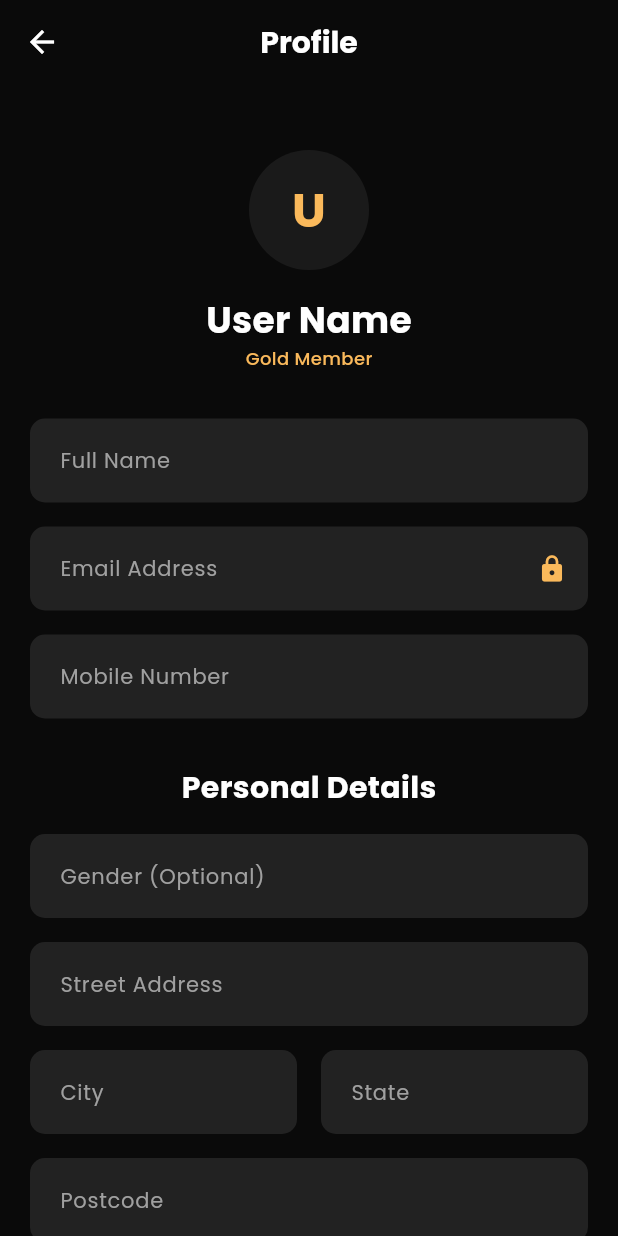
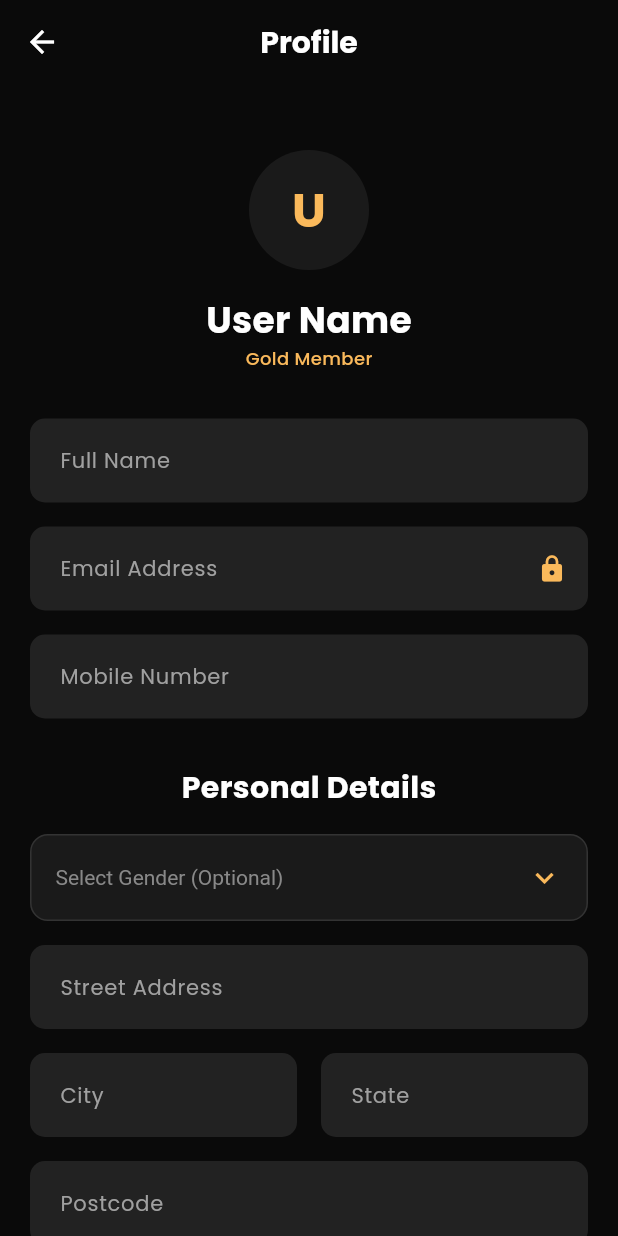
Before and after one commit to Shanny-dot/rrc_app, a Flutter app: the ProfileScreen screen opened directly, on a phone screen of 412 x 824 dp. Run offline on Flutter 3.47's test engine with Material 3 defaults, Android fonts, the light colour scheme and no system bars; our stand-ins replace cached_network_image, flutter_contacts, flutter_secure_storage, google_fonts; missing offline and left inert: mobile_scanner; accounts and stored records are empty; network calls fail.

Commit message:
Add selection options for Gender and Occupancy, update package namespace and API timeouts

```diff
--- a/lib/screens/dashboard_screens.dart
+++ b/lib/screens/dashboard_screens.dart
@@ -1290,7 +1290,18 @@ class _ProfileScreenState extends State<ProfileScreen> {
 
             Text('Personal Details', style: AppTextStyles.h3),
             const SizedBox(height: 16),
-            DarkTextField(hint: 'Gender (Optional)', controller: _genderCtrl),
+            DarkDropdownField(
+              hint: 'Select Gender (Optional)',
+              value: _genderCtrl.text.isNotEmpty ? _genderCtrl.text : null,
+              items: const ['Male', 'Female', 'Non-Binary', 'Other', 'Prefer not to say'],
+              onChanged: (val) {
+                if (val != null) {
+                  setState(() {
+                    _genderCtrl.text = val;
+                  });
+                }
+              },
+            ),
             const SizedBox(height: 16),
             DarkTextField(hint: 'Street Address', controller: _addressCtrl),
             const SizedBox(height: 16),
@@ -1309,7 +1320,18 @@ class _ProfileScreenState extends State<ProfileScreen> {
             const SizedBox(height: 16),
             DarkTextField(hint: 'Industry', controller: _industryCtrl),
             const SizedBox(height: 16),
-            DarkTextField(hint: 'Home Ownership Status', controller: _homeOwnershipCtrl),
+            DarkDropdownField(
+              hint: 'Select Occupancy / Home Ownership',
+              value: _homeOwnershipCtrl.text.isNotEmpty ? _homeOwnershipCtrl.text : null,
+              items: const ['Owner Occupier', 'Mortgage', 'Renting', 'Living with Family', 'Other'],
+              onChanged: (val) {
+                if (val != null) {
+                  setState(() {
+                    _homeOwnershipCtrl.text = val;
+                  });
+                }
+              },
+            ),
             const SizedBox(height: 16),
             DarkTextField(hint: 'Annual Income Range', controller: _annualIncomeCtrl),
 
@@ -1418,3 +1440,49 @@ class _QRScannerScreenState extends State<QRScannerScreen> {
     );
   }
 }
+
+class DarkDropdownField extends StatelessWidget {
+  final String hint;
+  final String? value;
+  final List<String> items;
+  final ValueChanged<String?> onChanged;
+
+  const DarkDropdownField({
+    Key? key,
+    required this.hint,
+    required this.value,
+    required this.items,
+    required this.onChanged,
+  }) : super(key: key);
+
+  @override
+  Widget build(BuildContext context) {
+    final currentValue = (value != null && items.contains(value)) ? value : null;
+
+    return Container(
+      padding: const EdgeInsets.symmetric(horizontal: 16, vertical: 4),
+      decoration: BoxDecoration(
+        color: AppColors.surfaceCard,
+        borderRadius: BorderRadius.circular(12),
+        border: Border.all(color: const Color(0xFF333333)),
+      ),
+      child: DropdownButtonHideUnderline(
+        child: DropdownButton<String>(
+          value: currentValue,
+          hint: Text(hint, style: const TextStyle(color: Color(0xFF888888), fontSize: 14)),
+          isExpanded: true,
+          dropdownColor: const Color(0xFF1E1E1E),
+          icon: const Icon(Icons.keyboard_arrow_down, color: AppColors.primaryGold),
+          style: const TextStyle(color: Colors.white, fontSize: 14),
+          items: items.map((String item) {
+            return DropdownMenuItem<String>(
+              value: item,
+              child: Text(item, style: const TextStyle(color: Colors.white)),
+            );
+          }).toList(),
+          onChanged: onChanged,
+        ),
+      ),
+    );
+  }
+}
--- a/lib/screens/registration/registration_step_1.dart
+++ b/lib/screens/registration/registration_step_1.dart
@@ -118,7 +118,7 @@ class _RegistrationStep1State extends State<RegistrationStep1> {
                       CustomDropdown(
                         label: 'Gender',
                         isRequired: true,
-                        items: const ['Male', 'Female', 'Other', 'Prefer not to say'],
+                        items: const ['Male', 'Female', 'Non-Binary', 'Other', 'Prefer not to say'],
                         value: _selectedGender,
                         onChanged: (val) {
                           setState(() {
--- a/lib/screens/registration/registration_step_3.dart
+++ b/lib/screens/registration/registration_step_3.dart
@@ -143,9 +143,9 @@ class _RegistrationStep3State extends State<RegistrationStep3> {
                       ),
                       const SizedBox(height: 16),
                       CustomDropdown(
-                        label: 'Home Ownership',
+                        label: 'Occupancy / Home Ownership',
                         isRequired: true,
-                        items: const ['Own Outright', 'Mortgage', 'Renting', 'Living with parents', 'Other'],
+                        items: const ['Owner Occupier', 'Mortgage', 'Renting', 'Living with Family', 'Other'],
                         value: _homeOwnership,
                         onChanged: (val) {
                           setState(() {
--- a/lib/services/api_service.dart
+++ b/lib/services/api_service.dart
@@ -60,10 +60,10 @@ class ApiService {
     }
   }
 
-  // Safe HTTP request helper with built-in 15-second timeout and exception handling
+  // Safe HTTP request helper with built-in 45-second timeout and exception handling (accommodates Render free tier cold starts)
   Future<http.Response> _safeRequest(Future<http.Response> Function() requestFn) async {
     try {
-      return await requestFn().timeout(const Duration(seconds: 15));
+      return await requestFn().timeout(const Duration(seconds: 45));
     } catch (e) {
       debugPrint("API request error: $e");
       return http.Response(
```
Also changed, not shown: 3 other files.
